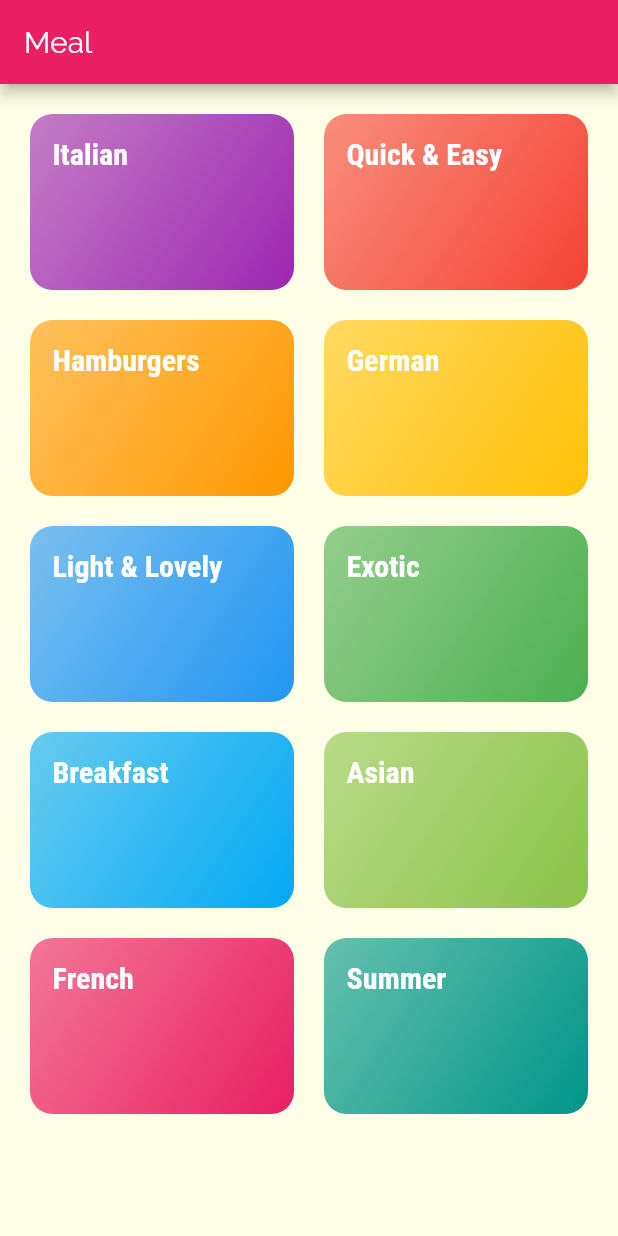
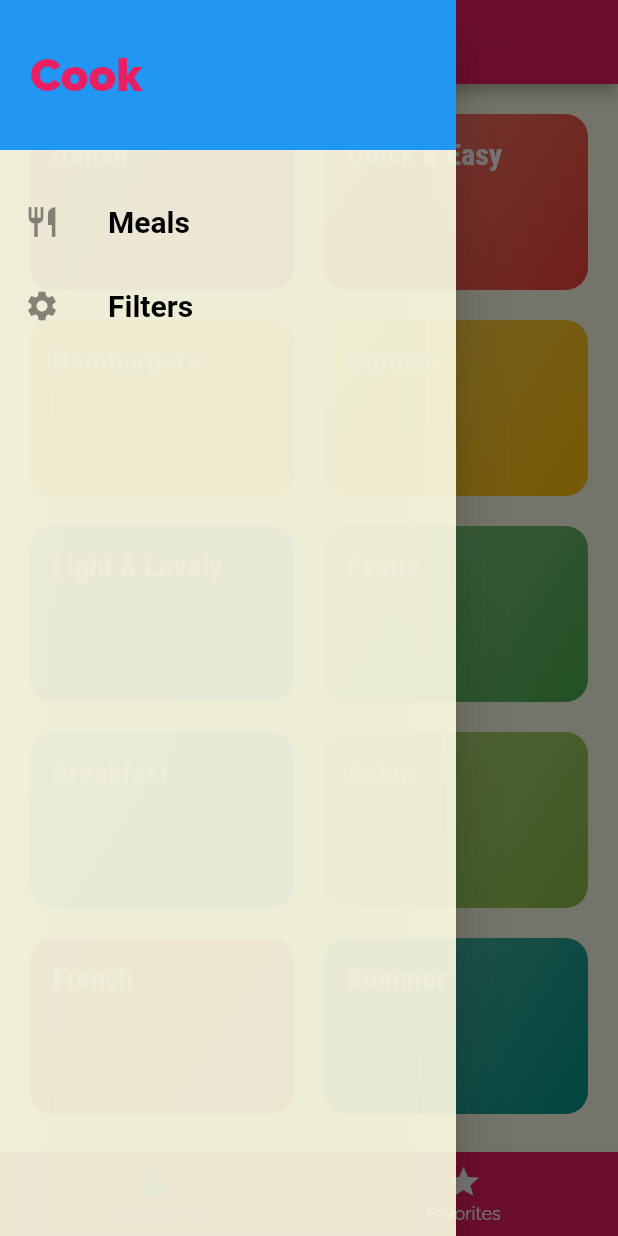
Before and after one commit to rajbahakdanyu/recipe_app_flutter, a Flutter app: the screen it shows after launch, with the side drawer open (before the commit the screen has no drawer), on a phone screen of 412 x 824 dp. Run offline on Flutter 3.47's test engine with Material 2 defaults, Android fonts, the phone set to English and light mode, and no system bars; Roboto replaces fonts that are missing (Robotocondened).

Commit message:
Finishing app

```diff
--- a/lib/main.dart
+++ b/lib/main.dart
@@ -1,14 +1,72 @@
 import 'package:flutter/material.dart';
 
+import './dummy_data.dart';
+import './screens/tabs_screen.dart';
 import './screens/meal_detail_screen.dart';
 import './screens/category_meals_screen.dart';
-import './screens/categories_screen.dart';
+import './screens/filters_screen.dart';
+import './models/meal.dart';
 
 void main() {
   runApp(MyApp());
 }
 
-class MyApp extends StatelessWidget {
+class MyApp extends StatefulWidget {
+  @override
+  _MyAppState createState() => _MyAppState();
+}
+
+class _MyAppState extends State<MyApp> {
+  Map<String, bool> _filters = {
+    'gluten': false,
+    'lactose': false,
+    'vegan': false,
+    'vegetarian': false,
+  };
+
+  List<Meal> _availableMeals = DUMMY_MEALS;
+  List<Meal> _favoriteMeals = [];
+
+  void _setFilters(Map<String, bool> filterData) {
+    setState(() {
+      _filters = filterData;
+
+      _availableMeals = DUMMY_MEALS.where((meal) {
+        if (_filters['gluten'] && !meal.isGlutenFree) {
+          return false;
+        }
+        if (_filters['lactose'] && !meal.isLactoseFree) {
+          return false;
+        }
+        if (_filters['vegan'] && !meal.isVegan) {
+          return false;
+        }
+        if (_filters['vegetarian'] && !meal.isVegetarian) {
+          return false;
+        }
+        return true;
+      }).toList();
+    });
+  }
+
+  void _toggleFavorite(String mealId) {
+    final existIndex = _favoriteMeals.indexWhere((meal) => meal.id == mealId);
+
+    if (existIndex >= 0) {
+      setState(() {
+        _favoriteMeals.removeAt(existIndex);
+      });
+    } else {
+      setState(() {
+        _favoriteMeals.add(DUMMY_MEALS.firstWhere((meal) => meal.id == mealId));
+      });
+    }
+  }
+
+  bool _isMealFavorite(String id) {
+    return _favoriteMeals.any((meal) => meal.id == id);
+  }
+
   @override
   Widget build(BuildContext context) {
     return MaterialApp(
@@ -41,13 +99,17 @@ class MyApp extends StatelessWidget {
       ),
       initialRoute: '/',
       routes: {
-        '/': (context) => CategoriesScreen(),
-        CategoryMealsScreen.routeName: (context) => CategoryMealsScreen(),
-        MealDetailScreen.routeName: (context) => MealDetailScreen(),
+        '/': (context) => TabsScreen(_favoriteMeals),
+        CategoryMealsScreen.routeName: (context) =>
+            CategoryMealsScreen(_availableMeals),
+        MealDetailScreen.routeName: (context) =>
+            MealDetailScreen(_toggleFavorite, _isMealFavorite),
+        FilterScreen.routeName: (context) =>
+            FilterScreen(_setFilters, _filters),
       },
       onUnknownRoute: (settings) {
         return MaterialPageRoute(
-          builder: (context) => CategoriesScreen(),
+          builder: (context) => TabsScreen(_favoriteMeals),
         );
       },
     );
--- a/lib/screens/categories_screen.dart
+++ b/lib/screens/categories_screen.dart
@@ -6,11 +6,7 @@ import '../widgets/category_item.dart';
 class CategoriesScreen extends StatelessWidget {
   @override
   Widget build(BuildContext context) {
-    return Scaffold(
-      appBar: AppBar(
-        title: const Text('Meal'),
-      ),
-      body: GridView(
+    return GridView(
       padding: const EdgeInsets.all(20.0),
       children: DUMMY_CATEGORIES
           .map((catData) => CategoryItem(
@@ -25,7 +21,6 @@ class CategoriesScreen extends StatelessWidget {
         crossAxisSpacing: 20,
         mainAxisSpacing: 20,
       ),
-      ),
     );
   }
 }
--- /dev/null
+++ b/lib/screens/tabs_screen.dart
@@ -0,0 +1,71 @@
+import 'package:flutter/material.dart';
+
+import '../models/meal.dart';
+import '../widgets/main_drawer.dart';
+import './categories_screen.dart';
+import './favorites_screen.dart';
+
+class TabsScreen extends StatefulWidget {
+  final List<Meal> favoriteMeals;
+
+  TabsScreen(this.favoriteMeals);
+
+  @override
+  _TabsScreenState createState() => _TabsScreenState();
+}
+
+class _TabsScreenState extends State<TabsScreen> {
+  List<Map<String, Object>> _pages;
+
+  int _selectedPageIndex = 0;
+
+  @override
+  void initState() {
+    _pages = [
+      {
+        'page': CategoriesScreen(),
+        'title': 'Categories',
+      },
+      {
+        'page': FavoritesScreen(widget.favoriteMeals),
+        'title': 'Favorites',
+      },
+    ];
+
+    super.initState();
+  }
+
+  void _selectPage(int index) {
+    setState(() {
+      _selectedPageIndex = index;
+    });
+  }
+
+  @override
+  Widget build(BuildContext context) {
+    return Scaffold(
+      appBar: AppBar(
+        title: Text(_pages[_selectedPageIndex]['title']),
+      ),
+      drawer: MainDrawer(),
+      body: _pages[_selectedPageIndex]['page'],
+      bottomNavigationBar: BottomNavigationBar(
+        onTap: _selectPage,
+        backgroundColor: Theme.of(context).primaryColor,
+        unselectedItemColor: Colors.white,
+        selectedItemColor: Theme.of(context).accentColor,
+        currentIndex: _selectedPageIndex,
+        items: [
+          BottomNavigationBarItem(
+            icon: Icon(Icons.category),
+            title: Text('Categories'),
+          ),
+          BottomNavigationBarItem(
+            icon: Icon(Icons.star),
+            title: Text('Favorites'),
+          ),
+        ],
+      ),
+    );
+  }
+}
--- /dev/null
+++ b/lib/widgets/main_drawer.dart
@@ -0,0 +1,64 @@
+import 'package:flutter/material.dart';
+
+import '../screens/filters_screen.dart';
+
+class MainDrawer extends StatelessWidget {
+  Widget buildListTile(String title, IconData icon, Function tap) {
+    return ListTile(
+      leading: Icon(
+        icon,
+        size: 24.0,
+      ),
+      title: Text(
+        title,
+        style: TextStyle(
+          fontFamily: 'Robotocondened',
+          fontSize: 20.0,
+          fontWeight: FontWeight.bold,
+        ),
+      ),
+      onTap: tap,
+    );
+  }
+
+  @override
+  Widget build(BuildContext context) {
+    return Drawer(
+      child: Column(
+        children: <Widget>[
+          Container(
+            height: 100.0,
+            width: double.infinity,
+            padding: EdgeInsets.all(20.0),
+            alignment: Alignment.centerLeft,
+            color: Theme.of(context).accentColor,
+            child: Text(
+              'Cook',
+              style: TextStyle(
+                fontWeight: FontWeight.w900,
+                fontSize: 30.0,
+                color: Theme.of(context).primaryColor,
+              ),
+            ),
+          ),
+          SizedBox(height: 20.0),
+          buildListTile(
+            'Meals',
+            Icons.restaurant,
+            () {
+              Navigator.of(context).pushReplacementNamed('/');
+            },
+          ),
+          buildListTile(
+            'Filters',
+            Icons.settings,
+            () {
+              Navigator.of(context)
+                  .pushReplacementNamed(FilterScreen.routeName);
+            },
+          ),
+        ],
+      ),
+    );
+  }
+}
```
Also changed, not shown: lib/screens/category_meals_screen.dart (+44 -18 lines), lib/screens/favorites_screen.dart (added, +36 -0 lines), lib/screens/filters_screen.dart (added, +126 -0 lines), lib/screens/meal_detail_screen.dart (+11 -0 lines). Lines whose indentation alone changed are shown as unchanged.
